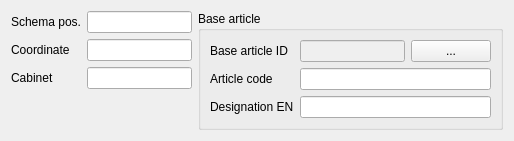
Before: the Qt Designer form tools/mdtcablelist/src/mdtClUnitEditor.ui in scandyna/multidiagtools, drawn with Qt 5.
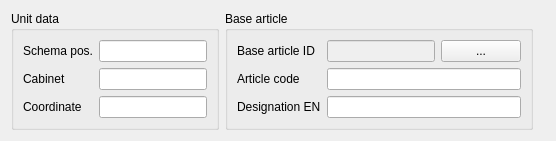
After: the same form once the commit is applied.

Diff of the .ui file:
```diff
--- a/tools/mdtcablelist/src/mdtClUnitEditor.ui
+++ b/tools/mdtcablelist/src/mdtClUnitEditor.ui
@@ -6,7 +6,7 @@
    <rect>
     <x>0</x>
     <y>0</y>
-    <width>514</width>
+    <width>556</width>
     <height>133</height>
    </rect>
   </property>
@@ -15,6 +15,10 @@
   </property>
   <layout class="QHBoxLayout" name="horizontalLayout_2">
    <item>
+    <widget class="QGroupBox" name="gbUnit">
+     <property name="title">
+      <string>Unit data</string>
+     </property>
     <layout class="QFormLayout" name="formLayout">
      <item row="0" column="0">
       <widget class="QLabel" name="lb_SchemaPosition">
@@ -40,30 +44,13 @@
       </widget>
      </item>
      <item row="1" column="0">
-      <widget class="QLabel" name="lb_Coordinate">
-       <property name="text">
-        <string>Coordinate</string>
-       </property>
-      </widget>
-     </item>
-     <item row="1" column="1">
-      <widget class="QLineEdit" name="fld_Coordinate">
-       <property name="maximumSize">
-        <size>
-         <width>150</width>
-         <height>16777215</height>
-        </size>
-       </property>
-      </widget>
-     </item>
-     <item row="2" column="0">
       <widget class="QLabel" name="lb_Cabinet">
        <property name="text">
         <string>Cabinet</string>
        </property>
       </widget>
      </item>
-     <item row="2" column="1">
+      <item row="1" column="1">
       <widget class="QLineEdit" name="fld_Cabinet">
        <property name="maximumSize">
         <size>
@@ -73,7 +60,28 @@
        </property>
       </widget>
      </item>
-    </layout>
+      <item row="2" column="0">
+       <widget class="QLabel" name="lb_Coordinate">
+        <property name="text">
+         <string>Coordinate</string>
+        </property>
+       </widget>
+      </item>
+      <item row="2" column="1">
+       <widget class="QLineEdit" name="fld_Coordinate">
+        <property name="maximumSize">
+         <size>
+          <width>150</width>
+          <height>16777215</height>
+         </size>
+        </property>
+        <property name="toolTip">
+         <string>Coordinate x,y,z , or location code</string>
+        </property>
+       </widget>
+      </item>
+     </layout>
+    </widget>
    </item>
    <item>
     <widget class="QGroupBox" name="gbBaseArticle">
```
Lines whose indentation alone changed are shown as unchanged.
